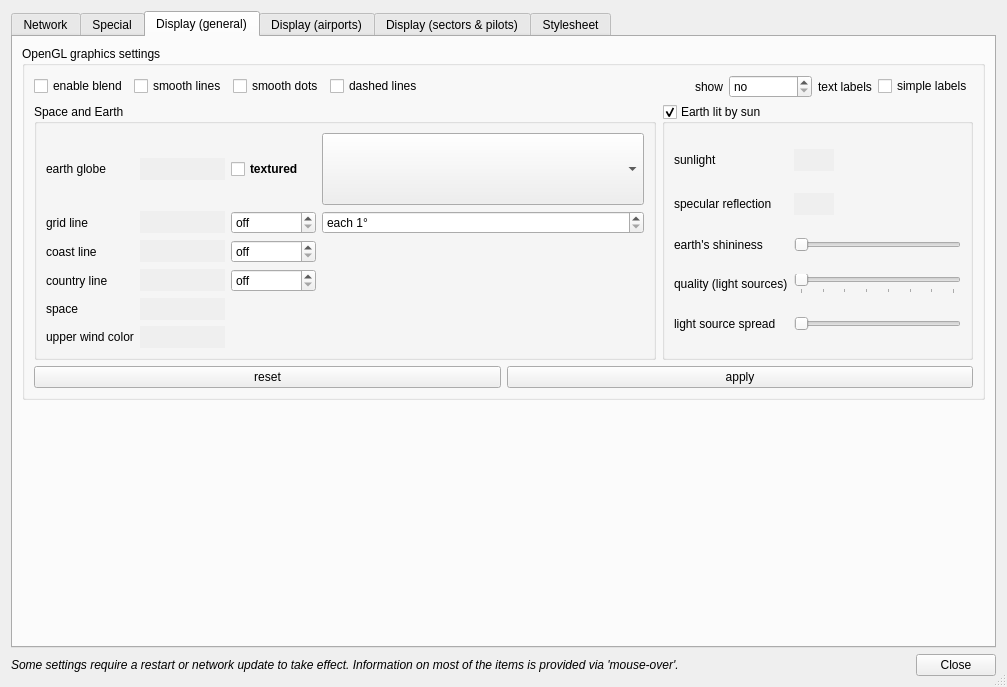
Above: branches/QuteScoop_2.1.1/src/PreferencesDialog.ui from qutescoop/qutescoop before the change. Below: the same form after it.
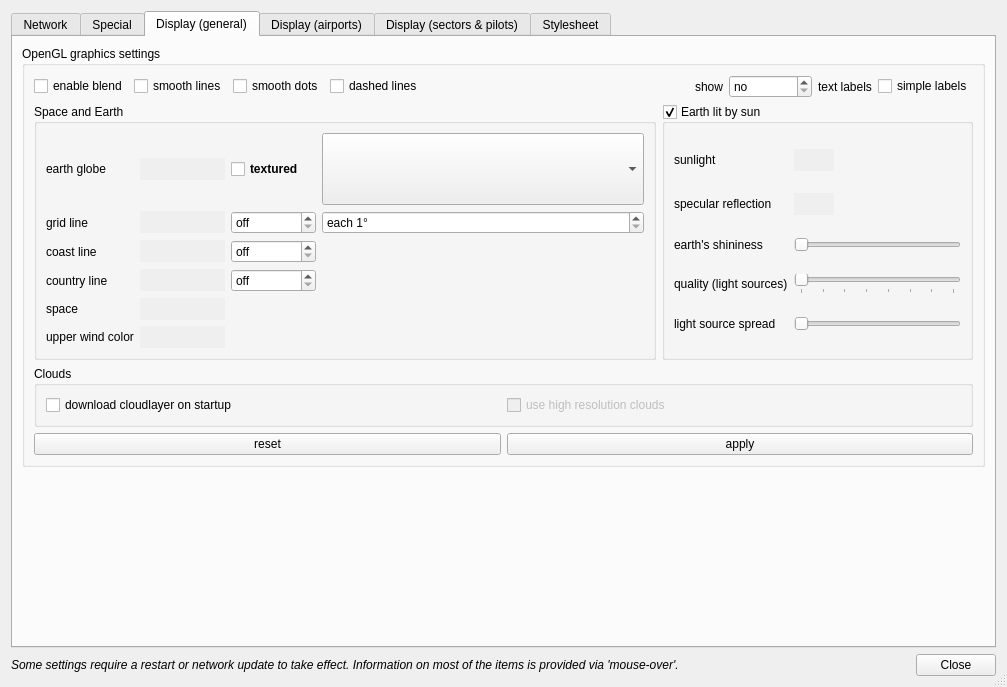
That is the form after the change. The open tabs and pages were chosen to show the change. Icons and pictures are not drawn.

Patch:
```diff
--- a/branches/QuteScoop_2.1.1/src/PreferencesDialog.ui
+++ b/branches/QuteScoop_2.1.1/src/PreferencesDialog.ui
@@ -533,36 +533,6 @@
               </item>
              </layout>
             </item>
-            <item>
-             <layout class="QVBoxLayout" name="verticalLayout_16">
-              <item>
-               <widget class="QCheckBox" name="cbDownloadClouds">
-                <property name="toolTip">
-                 <string>download a cloudlayer from the world </string>
-                </property>
-                <property name="text">
-                 <string>download cloudlayer</string>
-                </property>
-               </widget>
-              </item>
-              <item>
-               <widget class="QCheckBox" name="cbUseHighResClouds">
-                <property name="enabled">
-                 <bool>false</bool>
-                </property>
-                <property name="toolTip">
-                 <string>use images with 4096px instead of 2048px</string>
-                </property>
-                <property name="text">
-                 <string>use high resolution clouds</string>
-                </property>
-                <property name="checkable">
-                 <bool>true</bool>
-                </property>
-               </widget>
-              </item>
-             </layout>
-            </item>
            </layout>
           </item>
          </layout>
@@ -1548,6 +1518,45 @@
             </item>
            </layout>
           </item>
+          <item>
+           <widget class="QGroupBox" name="groupBox_5">
+            <property name="title">
+             <string>Clouds</string>
+            </property>
+            <layout class="QVBoxLayout" name="verticalLayout_17">
+             <item>
+              <layout class="QHBoxLayout" name="horizontalLayout_16">
+               <item>
+                <widget class="QCheckBox" name="cbDownloadClouds">
+                 <property name="toolTip">
+                  <string>download a cloudlayer from the world </string>
+                 </property>
+                 <property name="text">
+                  <string>download cloudlayer on startup</string>
+                 </property>
+                </widget>
+               </item>
+               <item>
+                <widget class="QCheckBox" name="cbUseHighResClouds">
+                 <property name="enabled">
+                  <bool>false</bool>
+                 </property>
+                 <property name="toolTip">
+                  <string>use images with 4096px instead of 2048px</string>
+                 </property>
+                 <property name="text">
+                  <string>use high resolution clouds</string>
+                 </property>
+                 <property name="checkable">
+                  <bool>true</bool>
+                 </property>
+                </widget>
+               </item>
+              </layout>
+             </item>
+            </layout>
+           </widget>
+          </item>
           <item>
            <layout class="QHBoxLayout" name="horizontalLayout_5">
             <item>
```
Left out of the diff: 386 changed lines with no effect on the pictures.
